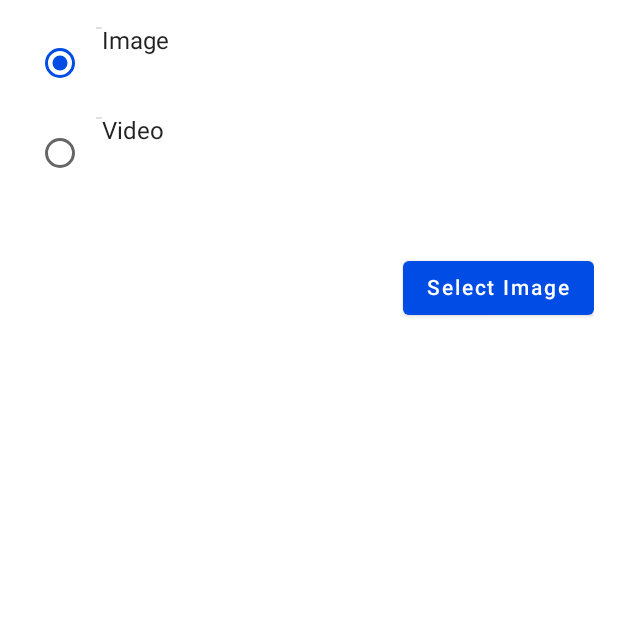
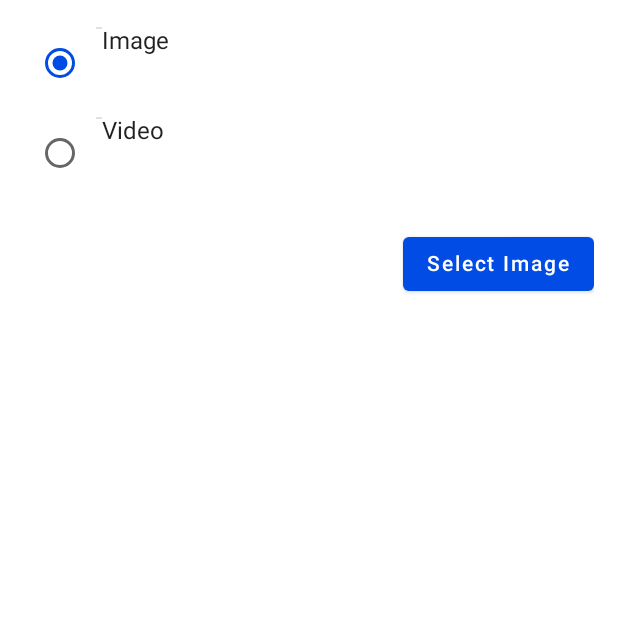
Before and after one commit to esskay09/YH-Admin, an Android app built with Jetpack Compose: the composable ImageVideoLinkDialog shown on its own in the app's theme, on a phone screen of 412 x 824 dp, the top half of it. Run offline under Robolectric (Android 15) with nearby library versions, the phone set to English and light mode, and no system bars; 5 statements that could not run were skipped.

Commit message:
flexible ImageVideoLinkDialog.kt height

```diff
--- a/app/src/main/java/com/terranullius/yhadmin/ui/components/edior/ImageVideoLinkDialog.kt
+++ b/app/src/main/java/com/terranullius/yhadmin/ui/components/edior/ImageVideoLinkDialog.kt
@@ -30,6 +30,7 @@ fun ImageVideoLinkDialog(
     var isVideoChosen by remember {
     mutableStateOf(false)
 }
+
     Column() {
         Surface(shape = dialogShape) {
             var newVideoLink by remember {
@@ -58,7 +59,7 @@ fun ImageVideoLinkDialog(
 
                 Spacer(Modifier.height(dividerDialogItemHeight))
 
-                if(isVideoChosen) {
+                AnimatedVisibility(visible = isVideoChosen) {
                     Editable(
                         isEditing = true,
                         initialText = initialVideoLink,
@@ -70,9 +71,7 @@ fun ImageVideoLinkDialog(
                         })
                 }
 
-                else{
-                    Spacer(Modifier.height(dividerDialogItemHeight.times(4)))
-                }
+                    Spacer(Modifier.height(dividerDialogItemHeight.times(2)))
 
                 Box(Modifier.fillMaxWidth()) {
                     Button(
```
